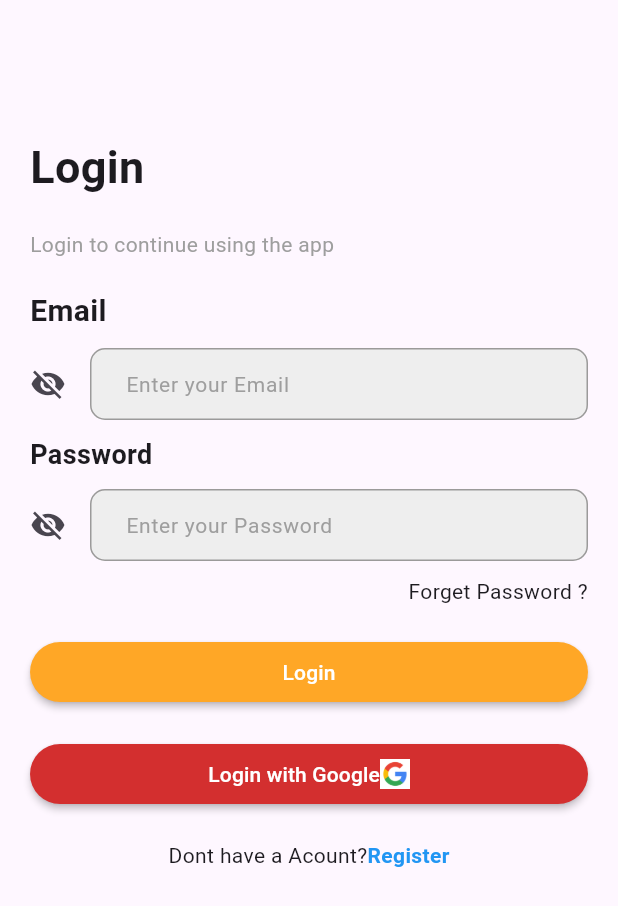
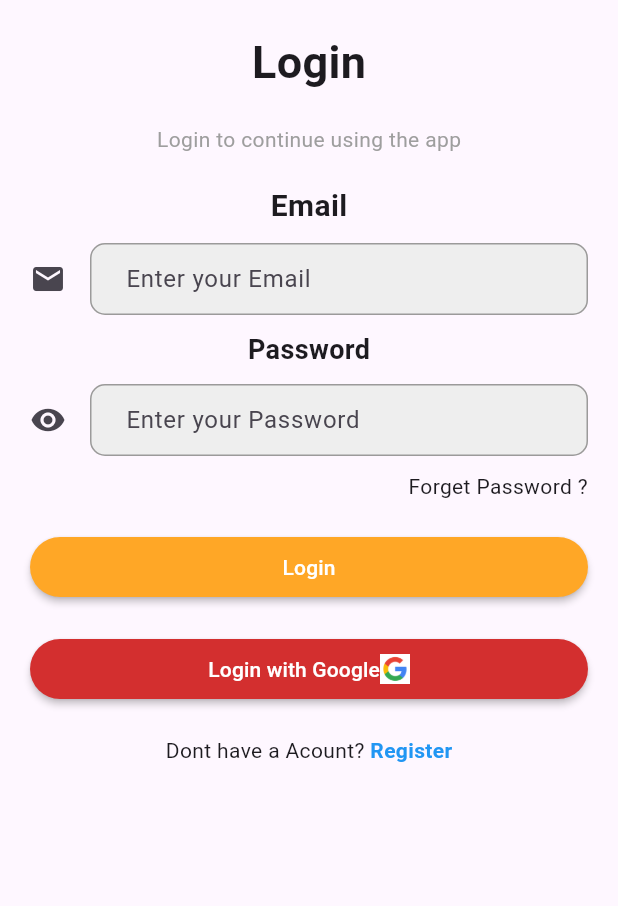
Before and after one commit to SaeedMaher1/fluttercourse, a Flutter app: the screen it shows after launch, on a phone screen of 412 x 824 dp. Shown: the top 906 px of the screen. Run offline on Flutter 3.47's test engine with Material 3 defaults, Android fonts, the phone set to English and light mode, and no system bars; our stand-ins replace awesome_dialog, firebase_auth, firebase_core; missing offline and left inert: form_validation; accounts and stored records are empty.

Commit message:
Fix Register + login

```diff
--- a/lib/auth/login.dart
+++ b/lib/auth/login.dart
@@ -5,6 +5,7 @@ import 'package:flutter/material.dart';
 import 'package:fluttercourse/compoment/coustombutton.dart';
 import 'package:fluttercourse/compoment/textformfield.dart';
 import 'package:awesome_dialog/awesome_dialog.dart';
+import 'package:form_validation/form_validation.dart';
 
 class Login extends StatefulWidget {
   const Login({super.key});
@@ -16,35 +17,34 @@ class Login extends StatefulWidget {
 class _LoginState extends State<Login> {
   TextEditingController email = TextEditingController();
   TextEditingController password = TextEditingController();
-
   GlobalKey<FormState> formState = GlobalKey<FormState>();
 
   @override
   Widget build(BuildContext context) {
     return Scaffold(
-      body: Container(
+      body: Padding(
           padding: EdgeInsets.all(20),
           child: ListView(
             children: [
               Form(
+                key: formState,
                 child: Column(
-                    crossAxisAlignment: CrossAxisAlignment.start,
+                    crossAxisAlignment: CrossAxisAlignment.center,
+                    mainAxisAlignment: MainAxisAlignment.center,
                     children: [
-                      Container(height: 50),
-                      Container(height: 20),
                       Text(
                         "Login",
                         style: TextStyle(
                             fontSize: 30, fontWeight: FontWeight.bold),
                       ),
-                      Container(
+                      SizedBox(
                         height: 20,
                       ),
                       Text(
                         "Login to continue using the app",
                         style: TextStyle(color: Colors.grey),
                       ),
-                      Container(
+                      SizedBox(
                         height: 20,
                       ),
                       Text(
@@ -52,20 +52,23 @@ class _LoginState extends State<Login> {
                         style: TextStyle(
                             fontSize: 20, fontWeight: FontWeight.bold),
                       ),
-                      Container(
+                      SizedBox(
                         height: 10,
                       ),
                       Textformfield(
                         hinttext: "Enter your Email",
                         mycontroller: email,
-                        suffixIcon: Icon(Icons.abc),
+                        icon: Icons.email,
                         validator: (val) {
-                          if (val == " ") {
-                            return "Can't to be Empty";
-                          }
+                          final validatator = Validator(validators: [
+                            const EmailValidator(),
+                            const RequiredValidator(),
+                          ]);
+                          return validatator.validate(
+                              label: 'Email', value: val);
                         },
                       ),
-                      Container(
+                      SizedBox(
                         height: 10,
                       ),
                       Text(
@@ -73,18 +76,21 @@ class _LoginState extends State<Login> {
                         style: TextStyle(
                             fontSize: 18, fontWeight: FontWeight.bold),
                       ),
-                      Container(
+                      SizedBox(
                         height: 10,
                       ),
                       Textformfield(
-                          hinttext: "Enter your Password",
-                          mycontroller: password,
-                          suffixIcon: Icon(Icons.visibility_off),
-                          validator: (val) {
-                            if (val == " ") {
-                              return "Can't to be Empty";
-                            }
-                          }),
+                        hinttext: "Enter your Password",
+                        mycontroller: password,
+                        icon: Icons.visibility,
+                        validator: (val) {
+                          final validatator = Validator(validators: [
+                            const RequiredValidator(),
+                          ]);
+                          return validatator.validate(
+                              label: 'Password', value: val);
+                        },
+                      ),
                       Container(
                         alignment: Alignment.bottomRight,
                         margin: EdgeInsets.only(top: 10, bottom: 20),
@@ -104,7 +110,7 @@ class _LoginState extends State<Login> {
                       final credential = await FirebaseAuth.instance
                           .signInWithEmailAndPassword(
                               email: email.text, password: password.text);
-                      Navigator.of(context).pushReplacementNamed("homepage");
+                      Navigator.of(context).pushNamed("homepage");
                     } on FirebaseAuthException catch (e) {
                       if (e.code == 'user-not-found') {
                         print('No user found for that email.');
@@ -131,7 +137,7 @@ class _LoginState extends State<Login> {
                   }
                 },
               ),
-              Container(
+              SizedBox(
                 height: 20,
               ),
               MaterialButton(
@@ -151,18 +157,18 @@ class _LoginState extends State<Login> {
                       )
                     ],
                   )),
-              Container(
+              SizedBox(
                 height: 20,
               ),
               InkWell(
                 onTap: () {
-                  Navigator.of(context).pushReplacementNamed("register");
+                  Navigator.of(context).pushNamed("register");
                 },
                 child: Center(
                   child: Text.rich(TextSpan(children: [
                     TextSpan(text: "Dont have a Acount?"),
                     TextSpan(
-                        text: "Register",
+                        text: " Register",
                         style: TextStyle(
                             fontWeight: FontWeight.bold, color: Colors.blue)),
                   ])),
--- a/lib/compoment/textformfield.dart
+++ b/lib/compoment/textformfield.dart
@@ -1,5 +1,3 @@
-// ignore_for_file: prefer_const_constructors
-
 import 'package:flutter/material.dart';
 
 class Textformfield extends StatelessWidget {
@@ -7,13 +5,14 @@ class Textformfield extends StatelessWidget {
   final TextEditingController mycontroller;
 
   final String? Function(String?)? validator;
+  final IconData? icon;
 
   const Textformfield(
       {super.key,
       required this.hinttext,
       required this.mycontroller,
       required this.validator,
-      required Icon suffixIcon});
+      this.icon});
 
   @override
   Widget build(BuildContext context) {
@@ -21,21 +20,22 @@ class Textformfield extends StatelessWidget {
         validator: validator,
         controller: mycontroller,
         decoration: InputDecoration(
-          hintText: hinttext,
-          hintStyle: TextStyle(fontSize: 14, color: Colors.grey),
-          contentPadding: EdgeInsets.symmetric(vertical: 2, horizontal: 20),
+          label: Text(hinttext),
+          hintStyle: const TextStyle(fontSize: 14, color: Colors.grey),
+          contentPadding:
+              const EdgeInsets.symmetric(vertical: 2, horizontal: 20),
           filled: true,
           fillColor: Colors.grey[200],
-          icon: Icon(Icons.visibility_off),
+          icon: Icon(icon),
           border: OutlineInputBorder(
               borderRadius: BorderRadius.circular(10),
-              borderSide: BorderSide(
-                color: const Color.fromARGB(255, 155, 154, 154),
+              borderSide: const BorderSide(
+                color: Color.fromARGB(255, 155, 154, 154),
               )),
           enabledBorder: OutlineInputBorder(
               borderRadius: BorderRadius.circular(10),
-              borderSide: BorderSide(
-                color: const Color.fromARGB(255, 155, 154, 154),
+              borderSide: const BorderSide(
+                color: Color.fromARGB(255, 155, 154, 154),
               )),
         ));
   }
--- a/lib/main.dart
+++ b/lib/main.dart
@@ -24,8 +24,10 @@ class _MyAppState extends State<MyApp> {
     FirebaseAuth.instance.authStateChanges().listen((User? user) {
       if (user == null) {
         print('=============User is currently signed out!');
+        Navigator.of(context).pushReplacementNamed("login");
       } else {
         print('=============User is signed in!');
+        Navigator.of(context).pushReplacementNamed("homepage");
       }
     });
     super.initState();
--- a/pubspec.yaml
+++ b/pubspec.yaml
@@ -42,6 +42,7 @@ dependencies:
   firebase_messaging: ^14.7.5
   google_sign_in: ^6.1.6
   awesome_dialog: ^3.1.0
+  form_validation: ^3.1.0+8
 
 dev_dependencies:
   flutter_test:
```
Also changed, not shown: lib/auth/signup.dart (+66 -92 lines), 1 other file.
